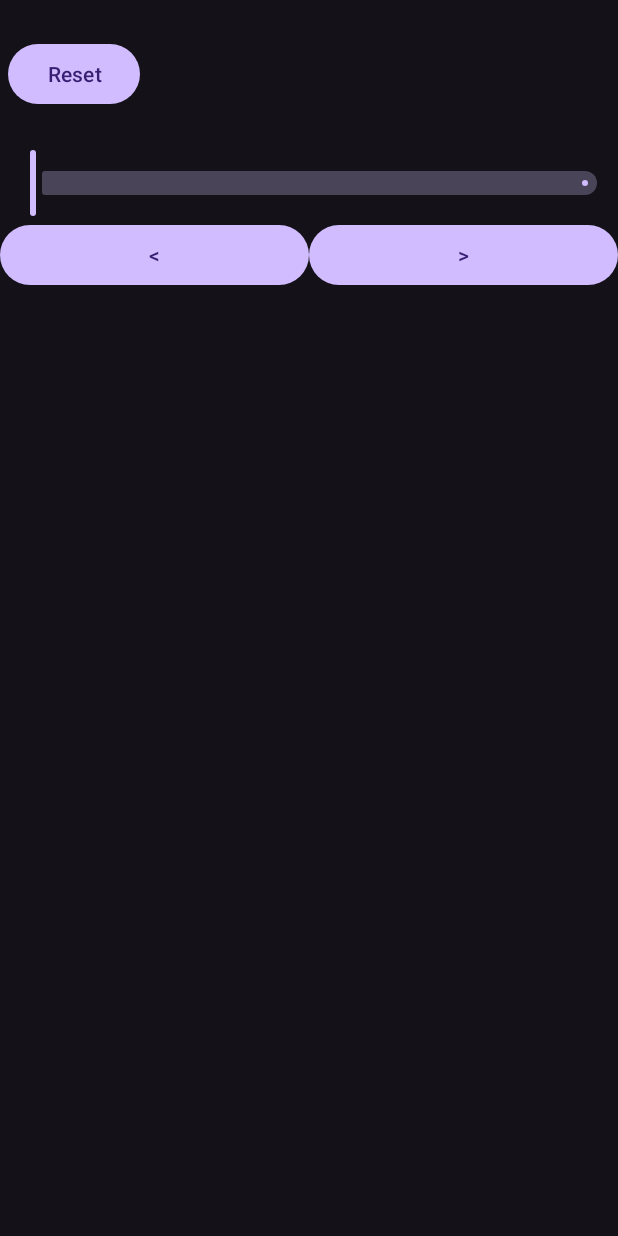
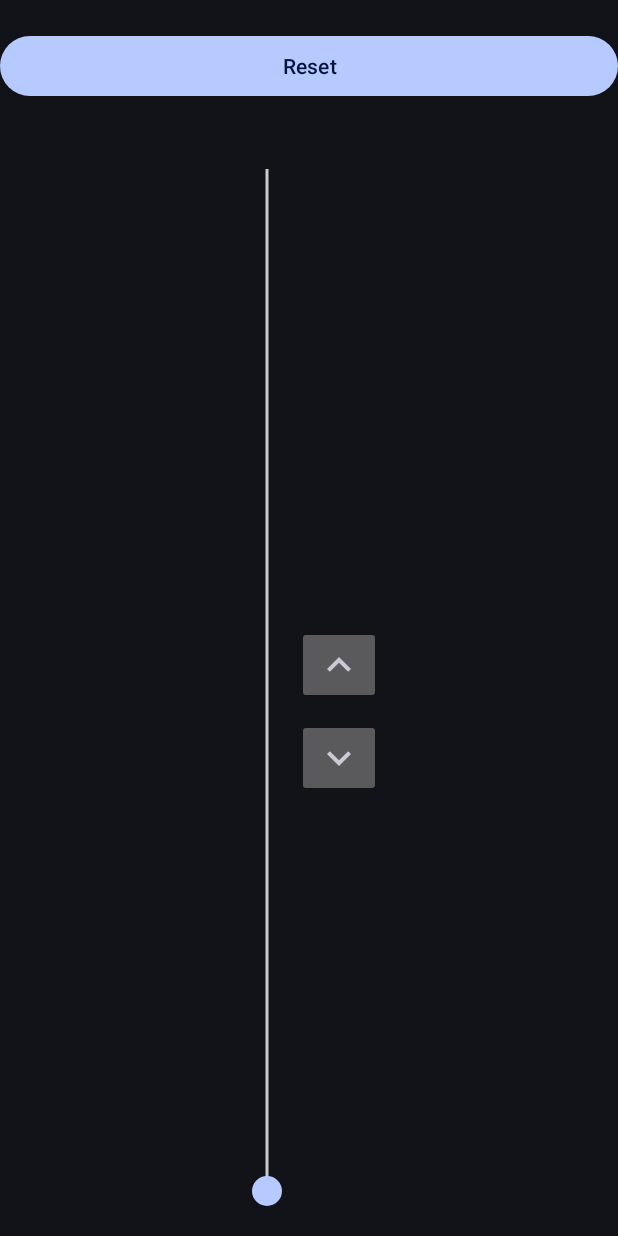
Before and after one commit to jasta/ev3-remote-control, an Android app: the layout ev3_motor.xml on its own in the app's theme, with its tools: preview values and no code run, on a phone screen of 412 x 824 dp. Run offline under Robolectric (Android 15) with nearby library versions, the phone set to English and light mode, and no system bars.

Commit message:
Added optimistic writes, updated to new material you, several other improvements

```diff
--- a/client/android/app/build.gradle
+++ b/client/android/app/build.gradle
@@ -33,7 +33,7 @@ dependencies {
     implementation "org.jetbrains.kotlin:kotlin-stdlib-jdk7:$kotlin_version"
     implementation 'com.squareup.moshi:moshi:1.13.0'
     implementation 'com.squareup.moshi:moshi-kotlin:1.13.0'
-    implementation 'com.google.android.material:material:1.5.0'
+    implementation 'com.google.android.material:material:1.6.0-alpha03'
     kapt 'com.squareup.moshi:moshi-kotlin-codegen:1.13.0'
     implementation 'androidx.recyclerview:recyclerview:1.2.1'
     implementation 'androidx.appcompat:appcompat:1.4.1'
--- a/client/android/app/src/main/java/org/devtcg/robotrc/ev3/layout/DefaultSensorWidget.kt
+++ b/client/android/app/src/main/java/org/devtcg/robotrc/ev3/layout/DefaultSensorWidget.kt
@@ -21,8 +21,8 @@ class DefaultSensorWidget: DeviceWidget {
   }
 
   override fun onBindView(view: View, snapshot: DeviceAttributesSnapshot) {
-    val mode = snapshot.attributeValues["mode"]?.asString()
-    val value0 = snapshot.attributeValues["value0"]?.asNumber()
+    val mode = snapshot.lookupLocalOrRemote("mode")?.asString()
+    val value0 = snapshot.lookupLocalOrRemote("value0")?.asNumber()
     binding.root.text = "Mode: $mode\nValue0: $value0"
   }
 
--- a/client/android/app/src/main/java/org/devtcg/robotrc/ev3/layout/ProximitySensorWidget.kt
+++ b/client/android/app/src/main/java/org/devtcg/robotrc/ev3/layout/ProximitySensorWidget.kt
@@ -21,8 +21,8 @@ class ProximitySensorWidget: DeviceWidget {
   }
 
   override fun onBindView(view: View, snapshot: DeviceAttributesSnapshot) {
-    val mode = snapshot.attributeValues["mode"]?.asString()
-    val percent = snapshot.attributeValues["value0"]?.asNumber()
+    val mode = snapshot.lookupLocalOrRemote("mode")?.asString()
+    val percent = snapshot.lookupLocalOrRemote("value0")?.asNumber()
     if (mode == "IR-PROX" && percent != null) {
       binding.proximitySlider.value = percent.toFloat()
       binding.proximityValue.text = percent.toInt().toString() + "%"
--- a/client/android/app/src/main/java/org/devtcg/robotrc/robotdata/model/AttributeValueLocal.kt
+++ b/client/android/app/src/main/java/org/devtcg/robotrc/robotdata/model/AttributeValueLocal.kt
@@ -3,6 +3,7 @@ package org.devtcg.robotrc.robotdata.model
 data class AttributeValueLocal(
   val type: String,
   val valueAsString: String,
+  val source: AttributeValueSource = AttributeValueSource.LOCAL_WRITE,
 ) {
   fun coerceToString() = valueAsString
 
--- /dev/null
+++ b/client/android/app/src/main/java/org/devtcg/robotrc/robotdata/model/AttributeValueSource.kt
@@ -0,0 +1,6 @@
+package org.devtcg.robotrc.robotdata.model
+
+enum class AttributeValueSource {
+  LOCAL_WRITE,
+  REMOTE_READ,
+}
--- /dev/null
+++ b/client/android/app/src/main/res/drawable/ic_baseline_keyboard_arrow_down.xml
@@ -0,0 +1,10 @@
+<vector xmlns:android="http://schemas.android.com/apk/res/android"
+    android:width="32dp"
+    android:height="32dp"
+    android:viewportWidth="24"
+    android:viewportHeight="24"
+    android:tint="?attr/colorControlNormal">
+  <path
+      android:fillColor="@android:color/white"
+      android:pathData="M7.41,8.59L12,13.17l4.59,-4.58L18,10l-6,6 -6,-6 1.41,-1.41z"/>
+</vector>
--- /dev/null
+++ b/client/android/app/src/main/res/drawable/ic_baseline_keyboard_arrow_up.xml
@@ -0,0 +1,10 @@
+<vector xmlns:android="http://schemas.android.com/apk/res/android"
+    android:width="32dp"
+    android:height="32dp"
+    android:viewportWidth="24"
+    android:viewportHeight="24"
+    android:tint="?attr/colorControlNormal">
+  <path
+      android:fillColor="@android:color/white"
+      android:pathData="M7.41,15.41L12,10.83l4.59,4.58L18,14l-6,-6 -6,6z"/>
+</vector>
--- a/client/android/app/src/main/res/layout/ev3_motor.xml
+++ b/client/android/app/src/main/res/layout/ev3_motor.xml
@@ -1,52 +1,84 @@
 <?xml version="1.0" encoding="utf-8"?>
 <LinearLayout
     xmlns:android="http://schemas.android.com/apk/res/android"
-    xmlns:app="http://schemas.android.com/apk/res-auto"
+    android:orientation="vertical"
     android:layout_width="match_parent"
     android:layout_height="match_parent"
-    android:orientation="vertical"
     android:paddingTop="20dp"
     android:paddingBottom="20dp">
 
     <Button
         android:id="@+id/motor_reset"
-        android:layout_width="wrap_content"
+        android:layout_width="match_parent"
         android:layout_height="wrap_content"
-        android:layout_margin="5dp"
-        android:text="Reset" />
+        android:layout_marginBottom="5dp"
+        android:text="@string/motor_reset"
+        android:maxLines="1"
+        android:autoSizeTextType="uniform"
+        android:autoSizeMinTextSize="8sp"
+        android:autoSizeMaxTextSize="14sp"
+        android:autoSizeStepGranularity="2sp"
+        />
 
     <TextView
-        android:id="@+id/motor_state"
+        android:id="@+id/motor_position"
         android:layout_width="match_parent"
         android:layout_height="wrap_content"
-        android:gravity="center_horizontal" />
-
-    <com.google.android.material.slider.Slider
-        android:id="@+id/motor_duty_cycle"
-        android:layout_width="match_parent"
-        android:layout_height="wrap_content"
-        android:valueFrom="-100.0"
-        android:valueTo="100.0"
-        app:labelBehavior="gone" />
+        android:gravity="center_horizontal"
+        android:layout_marginBottom="10dp"
+        />
 
     <LinearLayout
         android:orientation="horizontal"
-        android:layout_width="match_parent"
-        android:layout_height="wrap_content">
+        android:layout_width="wrap_content"
+        android:layout_height="0dp"
+        android:layout_weight="1"
+        android:layout_gravity="center_horizontal">
 
-        <Button
-            android:id="@+id/duty_down"
-            android:layout_width="0dp"
-            android:layout_weight="1"
+        <org.devtcg.robotrc.robotview.view.VerticalSlider
+            android:id="@+id/motor_duty_cycle_slider"
+            android:layout_width="40dp"
+            android:layout_height="match_parent"
+            android:paddingBottom="10dp"
+            android:paddingTop="10dp"
+            />
+
+        <LinearLayout
+            android:orientation="vertical"
+            android:layout_width="wrap_content"
             android:layout_height="wrap_content"
-            android:text="&lt;" />
+            android:layout_gravity="center_vertical">
 
-        <Button
-            android:id="@+id/duty_up"
-            android:layout_width="0dp"
-            android:layout_weight="1"
-            android:layout_height="wrap_content"
-            android:text="&gt;" />
+            <TextView
+                android:id="@+id/motor_duty_cycle_label"
+                android:layout_width="match_parent"
+                android:layout_height="wrap_content"
+                android:gravity="center_horizontal"
+                android:textAppearance="@style/TextAppearance.Material3.HeadlineSmall"
+                android:layout_marginBottom="10dp"
+                android:autoSizeTextType="uniform"
+                android:autoSizeMinTextSize="12sp"
+                android:autoSizeMaxTextSize="32sp"
+                android:autoSizeStepGranularity="2sp"
+                android:maxLines="1"
+                />
+
+            <ImageButton
+                android:id="@+id/duty_up"
+                android:layout_width="wrap_content"
+                android:layout_height="wrap_content"
+                android:src="@drawable/ic_baseline_keyboard_arrow_up"
+                android:layout_marginBottom="10dp"
+                />
+
+            <ImageButton
+                android:id="@+id/duty_down"
+                android:layout_width="wrap_content"
+                android:layout_height="wrap_content"
+                android:src="@drawable/ic_baseline_keyboard_arrow_down"
+                />
+
+        </LinearLayout>
 
     </LinearLayout>
 
--- a/client/android/app/src/main/res/values/strings.xml
+++ b/client/android/app/src/main/res/values/strings.xml
@@ -1,3 +1,4 @@
 <resources>
     <string name="app_name">Robot Remote Control</string>
+    <string name="motor_reset">Reset</string>
 </resources>
--- a/client/android/app/src/main/res/values/styles.xml
+++ b/client/android/app/src/main/res/values/styles.xml
@@ -1,19 +1,9 @@
 <resources>
 
     <!-- Base application theme. -->
-    <style name="AppTheme" parent="Theme.Material3.Dark.NoActionBar">
-    </style>
-
-    <style name="FullscreenTheme" parent="AppTheme">
-        <item name="android:actionBarStyle">@style/FullscreenActionBarStyle</item>
-        <item name="android:windowActionBarOverlay">true</item>
-        <item name="android:windowBackground">@null</item>
-        <item name="metaButtonBarStyle">?android:attr/buttonBarStyle</item>
-        <item name="metaButtonBarButtonStyle">?android:attr/buttonBarButtonStyle</item>
-    </style>
-
-    <style name="FullscreenActionBarStyle" parent="Widget.AppCompat.ActionBar">
-        <item name="android:background">@color/black_overlay</item>
+    <style name="AppTheme" parent="Theme.Material3.DynamicColors.Dark">
+        <item name="windowActionBar">false</item>
+        <item name="windowNoTitle">true</item>
     </style>
 
 </resources>
```
Also changed, not shown: client/android/app/src/main/java/org/devtcg/robotrc/ev3/layout/LegoMotorWidget.kt (+44 -20 lines), client/android/app/src/main/java/org/devtcg/robotrc/robotdata/model/DeviceAttributesSnapshot.kt (+20 -3 lines), client/android/app/src/main/java/org/devtcg/robotrc/robotdata/network/DeviceDataFetcher.kt (+120 -24 lines), client/android/app/src/main/java/org/devtcg/robotrc/robotview/view/VerticalSlider.kt (+30 -9 lines).
